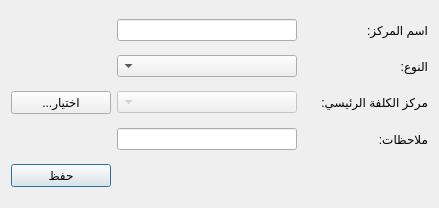
The window that Ui_AddCostCenter.ui (rabee361/E-commerce2) describes before a commit, drawn with Qt 5.
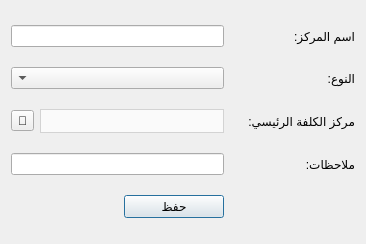
The same window after the commit.

What changed in the file:
```diff
--- a/Ui_AddCostCenter.ui
+++ b/Ui_AddCostCenter.ui
@@ -6,8 +6,8 @@
    <rect>
     <x>0</x>
     <y>0</y>
-    <width>439</width>
-    <height>208</height>
+    <width>366</width>
+    <height>244</height>
    </rect>
   </property>
   <property name="minimumSize">
@@ -18,8 +18,8 @@
   </property>
   <property name="maximumSize">
    <size>
-    <width>500</width>
-    <height>208</height>
+    <width>167775</width>
+    <height>167775</height>
    </size>
   </property>
   <property name="windowTitle">
@@ -28,31 +28,25 @@
   <property name="layoutDirection">
    <enum>Qt::RightToLeft</enum>
   </property>
-  <layout class="QGridLayout" name="gridLayout_2">
-   <item row="4" column="2">
-    <widget class="QLineEdit" name="notes_input"/>
-   </item>
-   <item row="1" column="1">
-    <widget class="QLabel" name="label_34">
-     <property name="text">
-      <string>النوع:</string>
-     </property>
-    </widget>
-   </item>
-   <item row="1" column="2">
-    <widget class="QComboBox" name="type_combobox"/>
-   </item>
-   <item row="0" column="1">
+  <layout class="QGridLayout" name="gridLayout">
+   <item row="0" column="0">
     <widget class="QLabel" name="label">
      <property name="text">
       <string>اسم المركز:</string>
      </property>
     </widget>
    </item>
-   <item row="0" column="2">
+   <item row="0" column="1" colspan="2">
     <widget class="QLineEdit" name="name_input"/>
    </item>
-   <item row="2" column="1">
+   <item row="1" column="0">
+    <widget class="QLabel" name="label_34">
+     <property name="text">
+      <string>النوع:</string>
+     </property>
+    </widget>
+   </item>
+   <item row="2" column="0">
     <widget class="QLabel" name="label_35">
      <property name="minimumSize">
       <size>
@@ -71,46 +65,7 @@
      </property>
     </widget>
    </item>
-   <item row="4" column="1">
-    <widget class="QLabel" name="label_6">
-     <property name="text">
-      <string>ملاحظات:</string>
-     </property>
-    </widget>
-   </item>
-   <item row="5" column="3">
-    <widget class="QPushButton" name="save_btn">
-     <property name="minimumSize">
-      <size>
-       <width>100</width>
-       <height>0</height>
-      </size>
-     </property>
-     <property name="maximumSize">
-      <size>
-       <width>100</width>
-       <height>16777215</height>
-      </size>
-     </property>
-     <property name="text">
-      <string>حفظ</string>
-     </property>
-    </widget>
-   </item>
-   <item row="5" column="2">
-    <spacer name="horizontalSpacer">
-     <property name="orientation">
-      <enum>Qt::Horizontal</enum>
-     </property>
-     <property name="sizeHint" stdset="0">
-      <size>
-       <width>128</width>
-       <height>20</height>
-      </size>
-     </property>
-    </spacer>
-   </item>
-   <item row="2" column="2">
+   <item row="2" column="1">
     <widget class="QComboBox" name="parent_combobox">
      <property name="enabled">
       <bool>false</bool>
@@ -127,15 +82,58 @@
        <height>16777215</height>
       </size>
      </property>
+     <property name="styleSheet">
+      <string notr="true">QComboBox {
+        background-color: #fafafa;
+        border: 1px solid lightgrey;		
+		height: 22px;
+		color: black;
+    }
+    QComboBox::drop-down {
+        border: none;
+    }</string>
+     </property>
     </widget>
    </item>
-   <item row="2" column="3">
-    <widget class="QPushButton" name="select_parent_btn">
+   <item row="2" column="2">
+    <widget class="QToolButton" name="select_parent_btn">
      <property name="text">
-      <string>...اختيار</string>
+      <string>🔎</string>
      </property>
     </widget>
    </item>
+   <item row="3" column="0">
+    <widget class="QLabel" name="label_6">
+     <property name="text">
+      <string>ملاحظات:</string>
+     </property>
+    </widget>
+   </item>
+   <item row="3" column="1" colspan="2">
+    <widget class="QLineEdit" name="notes_input"/>
+   </item>
+   <item row="4" column="1" colspan="2">
+    <widget class="QPushButton" name="save_btn">
+     <property name="minimumSize">
+      <size>
+       <width>100</width>
+       <height>0</height>
+      </size>
+     </property>
+     <property name="maximumSize">
+      <size>
+       <width>100</width>
+       <height>16777215</height>
+      </size>
+     </property>
+     <property name="text">
+      <string>حفظ</string>
+     </property>
+    </widget>
+   </item>
+   <item row="1" column="1" colspan="2">
+    <widget class="QComboBox" name="type_combobox"/>
+   </item>
   </layout>
  </widget>
  <resources/>
```
